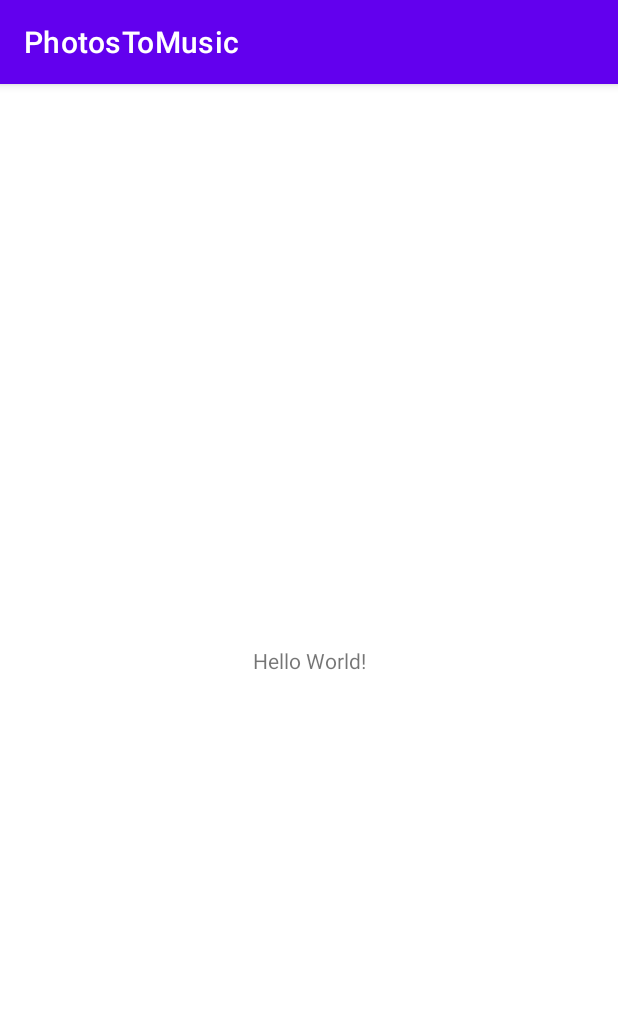
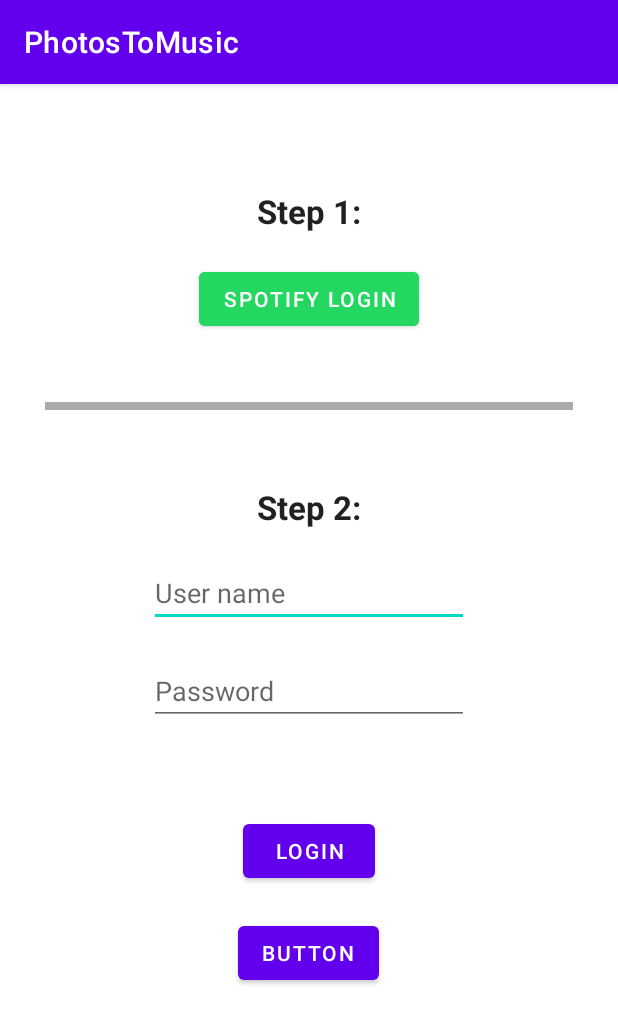
Before and after one commit to Alberto-Cortes/beto_cortes_fbu, an Android app: the screen it shows after launch (MainActivity before the commit, LoginActivity after it), on a phone screen of 412 x 824 dp. Shown: the top 1024 px of the screen. Run offline under Robolectric (Android 15) with nearby library versions, the phone set to English and light mode, and no system bars; libraries missing offline, so code that uses them is left out: com.parse, com.spotify.android; 1 statement that could not run was skipped.

Commit message:
LoginActivity Parse and Spotify elements
MainActivity renamed to LoginActivity.
App login will consist of 2 steps, step 1 is Spotify webView login, step 2 is Parse login or signup. Visual elements are completed, missing logic.

```diff
--- a/app/build.gradle
+++ b/app/build.gradle
@@ -38,4 +38,7 @@ dependencies {
     androidTestImplementation 'androidx.test.espresso:espresso-core:3.4.0'
     implementation files("../libs/spotify.aar")
     implementation "com.google.code.gson:gson:2.8.5"
+    implementation 'com.github.bumptech.glide:glide:4.12.0'
+    annotationProcessor 'com.github.bumptech.glide:compiler:4.12.0'
+    implementation "com.github.parse-community.Parse-SDK-Android:parse:1.25.0"
 }
--- a/app/src/main/AndroidManifest.xml
+++ b/app/src/main/AndroidManifest.xml
@@ -9,7 +9,7 @@
         android:roundIcon="@mipmap/ic_launcher_round"
         android:supportsRtl="true"
         android:theme="@style/Theme.PhotosToMusic">
-        <activity android:name=".MainActivity">
+        <activity android:name=".LoginActivity">
             <intent-filter>
                 <action android:name="android.intent.action.MAIN" />
 
--- a/app/src/main/java/com/example/photostomusic/MainActivity.java
+++ b/app/src/main/java/com/example/photostomusic/LoginActivity.java
@@ -1,18 +1,28 @@
 package com.example.photostomusic;
 
 import androidx.appcompat.app.AppCompatActivity;
+
+import com.parse.LogInCallback;
+import com.parse.ParseException;
+import com.parse.ParseUser;
 import com.spotify.android.appremote.api.ConnectionParams;
 import com.spotify.android.appremote.api.Connector;
 import com.spotify.android.appremote.api.SpotifyAppRemote;
 
-import com.spotify.protocol.client.Subscription;
-import com.spotify.protocol.types.PlayerState;
-import com.spotify.protocol.types.Track;
-
 import android.os.Bundle;
 import android.util.Log;
+import android.view.View;
+import android.widget.Button;
+import android.widget.EditText;
 
-public class MainActivity extends AppCompatActivity {
+public class LoginActivity extends AppCompatActivity {
+
+    public final String TAG = this.getClass().getSimpleName();
+
+    EditText etUser;
+    EditText etPassword;
+    Button btnLogin;
+    Button btnSignup;
 
     private static final String CLIENT_ID = "59a64c83ef024ea786df03a966505f91";
     private static final String REDIRECT_URI = "intent://";
@@ -29,7 +39,37 @@ public class MainActivity extends AppCompatActivity {
     @Override
     protected void onCreate(Bundle savedInstanceState) {
         super.onCreate(savedInstanceState);
-        setContentView(R.layout.activity_main);
+        setContentView(R.layout.activity_login);
+
+        etUser = findViewById(R.id.etUserLogin);
+        etPassword = findViewById(R.id.etPasswordLogin);
+        btnLogin = findViewById(R.id.btnLogin);
+        btnSignup = findViewById(R.id.btnSignup);
+
+        btnLogin.setOnClickListener(new View.OnClickListener() {
+            @Override
+            public void onClick(View v) {
+                String username = etUser.getText().toString();
+                String password = etPassword.getText().toString();
+                loginUser(username, password);
+            }
+        });
+    }
+
+    private void loginUser(String username, String password) {
+        ParseUser.logInInBackground(username, password, new LogInCallback() {
+            @Override
+            public void done(ParseUser user, ParseException e) {
+                // If an exception occurs send a log
+                if (e != null){
+                    Log.e(TAG, "Parse login error", e);
+                    return;
+                }
+                Log.i(TAG,"SUCCESSFUL LOGIN");
+                // No issues, launch PostsActivity
+                //goToPostsActivity();
+            }
+        });
     }
 
     @Override
@@ -41,15 +81,15 @@ public class MainActivity extends AppCompatActivity {
                     @Override
                     public void onConnected(SpotifyAppRemote spotifyAppRemote) {
                         mSpotifyAppRemote = spotifyAppRemote;
-                        Log.d("MainActivity", "Connected! Yay!");
+                        Log.d(TAG, "Connected! Yay!");
 
                         // Now you can start interacting with App Remote
-                        connected();
+                        //connected();
                     }
 
                     @Override
                     public void onFailure(Throwable throwable) {
-                        Log.e("MainActivity", throwable.getMessage(), throwable);
+                        Log.e(TAG, throwable.getMessage(), throwable);
 
                         // Something went wrong when attempting to connect! Handle errors here
                     }
@@ -65,5 +105,6 @@ public class MainActivity extends AppCompatActivity {
     @Override
     protected void onStop() {
         super.onStop();
+        SpotifyAppRemote.disconnect(mSpotifyAppRemote);
     }
 }
--- /dev/null
+++ b/app/src/main/res/layout/activity_login.xml
@@ -0,0 +1,92 @@
+<?xml version="1.0" encoding="utf-8"?>
+<RelativeLayout xmlns:android="http://schemas.android.com/apk/res/android"
+    xmlns:app="http://schemas.android.com/apk/res-auto"
+    xmlns:tools="http://schemas.android.com/tools"
+    android:layout_width="match_parent"
+    android:layout_height="match_parent"
+    tools:context=".LoginActivity">
+
+
+
+    <EditText
+        android:id="@+id/etUserLogin"
+        android:layout_width="wrap_content"
+        android:layout_height="wrap_content"
+        android:layout_centerHorizontal="true"
+        android:layout_below="@+id/tvStep2"
+        android:layout_marginTop="20dp"
+        android:ems="10"
+        android:hint="User name"
+        android:inputType="textPersonName" />
+
+    <EditText
+        android:id="@+id/etPasswordLogin"
+        android:layout_width="wrap_content"
+        android:layout_height="wrap_content"
+        android:layout_below="@+id/etUserLogin"
+        android:layout_centerHorizontal="true"
+        android:layout_marginTop="20dp"
+        android:ems="10"
+        android:hint="Password"
+        android:inputType="textPassword" />
+
+    <Button
+        android:id="@+id/btnLogin"
+        android:layout_width="wrap_content"
+        android:layout_height="wrap_content"
+        android:layout_below="@+id/etPasswordLogin"
+        android:layout_centerHorizontal="true"
+        android:layout_marginTop="60dp"
+        android:text="Login" />
+
+    <Button
+        android:id="@+id/btnSignup"
+        android:layout_width="wrap_content"
+        android:layout_height="wrap_content"
+        android:layout_below="@+id/btnLogin"
+        android:layout_centerHorizontal="true"
+        android:layout_marginTop="20dp"
+        android:text="Button" />
+
+    <TextView
+        android:id="@+id/tvStep1"
+        android:layout_width="wrap_content"
+        android:layout_height="wrap_content"
+        android:layout_centerHorizontal="true"
+        android:layout_marginTop="70dp"
+        android:text="Step 1:"
+
+        android:textAppearance="@style/TextAppearance.AppCompat.Large"
+        android:textStyle="bold" />
+
+    <View
+        android:layout_width="match_parent"
+        android:layout_height="5dp"
+        android:layout_above="@+id/tvStep2"
+        android:layout_marginBottom="-50dp"
+        android:layout_marginRight="30dp"
+        android:layout_marginLeft="30dp"
+        android:background="@android:color/darker_gray" />
+
+    <Button
+        android:layout_below="@+id/tvStep1"
+        android:id="@+id/btnSpotifyLogin"
+        android:layout_width="wrap_content"
+        android:layout_height="wrap_content"
+        android:layout_centerHorizontal="true"
+        android:layout_marginTop="20dp"
+        android:text="Spotify Login"
+        android:backgroundTint="#24D760"
+        />
+
+    <TextView
+        android:id="@+id/tvStep2"
+        android:layout_width="wrap_content"
+        android:layout_height="wrap_content"
+        android:layout_below="@id/btnSpotifyLogin"
+        android:layout_centerHorizontal="true"
+        android:layout_marginTop="100dp"
+        android:text="Step 2:"
+        android:textAppearance="@style/TextAppearance.AppCompat.Large"
+        android:textStyle="bold" />
+</RelativeLayout>
--- a/app/src/main/res/layout/activity_main.xml
+++ /dev/null
@@ -1,18 +0,0 @@
-<?xml version="1.0" encoding="utf-8"?>
-<androidx.constraintlayout.widget.ConstraintLayout xmlns:android="http://schemas.android.com/apk/res/android"
-    xmlns:app="http://schemas.android.com/apk/res-auto"
-    xmlns:tools="http://schemas.android.com/tools"
-    android:layout_width="match_parent"
-    android:layout_height="match_parent"
-    tools:context=".MainActivity">
-
-    <TextView
-        android:layout_width="wrap_content"
-        android:layout_height="wrap_content"
-        android:text="Hello World!"
-        app:layout_constraintBottom_toBottomOf="parent"
-        app:layout_constraintLeft_toLeftOf="parent"
-        app:layout_constraintRight_toRightOf="parent"
-        app:layout_constraintTop_toTopOf="parent" />
-
-</androidx.constraintlayout.widget.ConstraintLayout>
--- a/build.gradle
+++ b/build.gradle
@@ -16,6 +16,7 @@ allprojects {
     repositories {
         google()
         mavenCentral()
+        maven { url "https://jitpack.io" }
         jcenter() // Warning: this repository is going to shut down soon
         flatDir {
             dirs 'libs'
```
Also changed, not shown: app/src/main/java/com/example/photostomusic/ParseApplication.java (added, +25 -0 lines), app/src/main/java/models/Song.java (added, +64 -0 lines), 1 other file.
